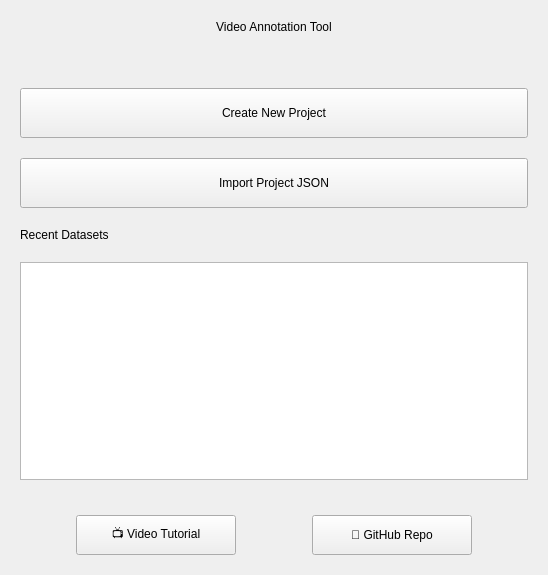
Above: annotation_tool/ui/welcome_widget/welcome_widget.ui from OpenSportsLab/VideoAnnotationTool before the change. Below: the same form after it.
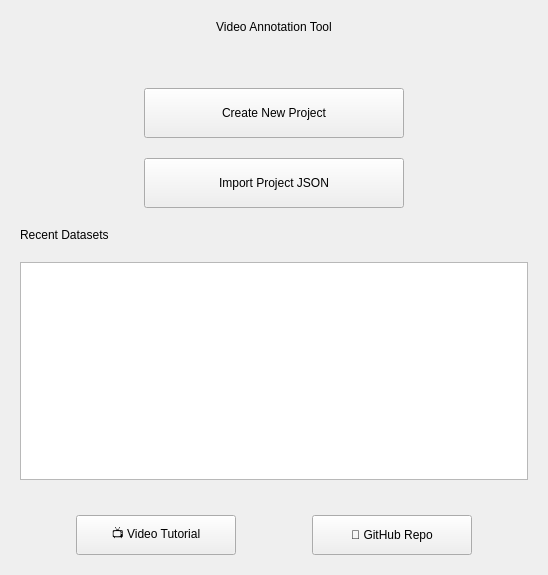
That is the form after the change.

```diff
--- a/annotation_tool/ui/welcome_widget/welcome_widget.ui
+++ b/annotation_tool/ui/welcome_widget/welcome_widget.ui
@@ -54,16 +54,31 @@
     </widget>
    </item>
    <item>
+    <layout class="QHBoxLayout" name="createBtnLayout">
+     <item>
+      <spacer name="createBtnLeftSpacer">
+       <property name="orientation">
+        <enum>Qt::Orientation::Horizontal</enum>
+       </property>
+       <property name="sizeHint" stdset="0">
+        <size>
+         <width>40</width>
+         <height>20</height>
+        </size>
+       </property>
+      </spacer>
+     </item>
+     <item>
     <widget class="QPushButton" name="create_btn">
      <property name="minimumSize">
       <size>
-       <width>200</width>
+         <width>260</width>
        <height>50</height>
       </size>
      </property>
      <property name="maximumSize">
       <size>
-       <width>16777215</width>
+         <width>320</width>
        <height>50</height>
       </size>
      </property>
@@ -79,16 +94,46 @@
     </widget>
    </item>
    <item>
+      <spacer name="createBtnRightSpacer">
+       <property name="orientation">
+        <enum>Qt::Orientation::Horizontal</enum>
+       </property>
+       <property name="sizeHint" stdset="0">
+        <size>
+         <width>40</width>
+         <height>20</height>
+        </size>
+       </property>
+      </spacer>
+     </item>
+    </layout>
+   </item>
+   <item>
+    <layout class="QHBoxLayout" name="importBtnLayout">
+     <item>
+      <spacer name="importBtnLeftSpacer">
+       <property name="orientation">
+        <enum>Qt::Orientation::Horizontal</enum>
+       </property>
+       <property name="sizeHint" stdset="0">
+        <size>
+         <width>40</width>
+         <height>20</height>
+        </size>
+       </property>
+      </spacer>
+     </item>
+     <item>
     <widget class="QPushButton" name="import_btn">
      <property name="minimumSize">
       <size>
-       <width>200</width>
+         <width>260</width>
        <height>50</height>
       </size>
      </property>
      <property name="maximumSize">
       <size>
-       <width>16777215</width>
+         <width>320</width>
        <height>50</height>
       </size>
      </property>
@@ -102,6 +147,21 @@
       <string>welcome_action_btn</string>
      </property>
     </widget>
+     </item>
+     <item>
+      <spacer name="importBtnRightSpacer">
+       <property name="orientation">
+        <enum>Qt::Orientation::Horizontal</enum>
+       </property>
+       <property name="sizeHint" stdset="0">
+        <size>
+         <width>40</width>
+         <height>20</height>
+        </size>
+       </property>
+      </spacer>
+     </item>
+    </layout>
    </item>
    <item>
     <widget class="QLabel" name="welcome_recent_title_lbl">
```
Lines whose indentation alone changed are shown as unchanged.
